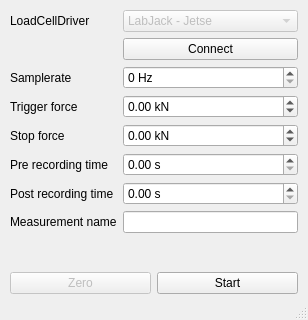
HowNotToHighline/QtLoadCellDriver, file src/mainwindow.ui: the form before one commit.
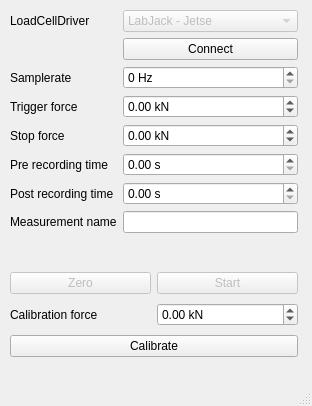
The form after the commit.

Commit message: Reworked load cell drivers Also added tare and (very) basic calibration

Diff of the .ui file:
```diff
--- a/src/mainwindow.ui
+++ b/src/mainwindow.ui
@@ -6,8 +6,8 @@
    <rect>
     <x>0</x>
     <y>0</y>
-    <width>308</width>
-    <height>320</height>
+    <width>312</width>
+    <height>406</height>
    </rect>
   </property>
   <property name="windowTitle">
@@ -168,6 +168,9 @@
        </item>
        <item>
         <widget class="QPushButton" name="startButton">
+         <property name="enabled">
+          <bool>false</bool>
+         </property>
          <property name="text">
           <string>Start</string>
          </property>
@@ -177,6 +180,46 @@
      </item>
     </layout>
    </widget>
+   <widget class="QWidget" name="layoutWidget">
+    <property name="geometry">
+     <rect>
+      <x>10</x>
+      <y>300</y>
+      <width>288</width>
+      <height>61</height>
+     </rect>
+    </property>
+    <layout class="QVBoxLayout" name="verticalLayout_2">
+     <item>
+      <layout class="QHBoxLayout" name="horizontalLayout_2">
+       <item>
+        <widget class="QLabel" name="label_8">
+         <property name="text">
+          <string>Calibration force</string>
+         </property>
+        </widget>
+       </item>
+       <item>
+        <widget class="QDoubleSpinBox" name="calibrationForce">
+         <property name="suffix">
+          <string> kN</string>
+         </property>
+         <property name="minimum">
+          <double>-99.989999999999995</double>
+         </property>
+        </widget>
+       </item>
+      </layout>
+     </item>
+     <item>
+      <widget class="QPushButton" name="calibrationButton">
+       <property name="text">
+        <string>Calibrate</string>
+       </property>
+      </widget>
+     </item>
+    </layout>
+   </widget>
   </widget>
   <widget class="QStatusBar" name="statusbar"/>
   <widget class="QMenuBar" name="menubar">
```
Left out of the diff: 2 changed lines with no effect on the pictures. The commit also changes 9 other files.
